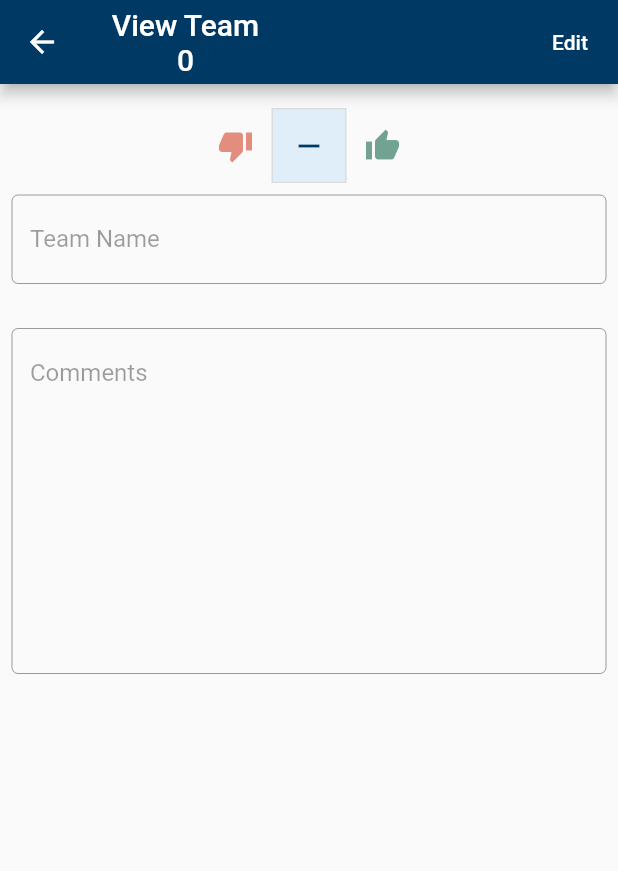
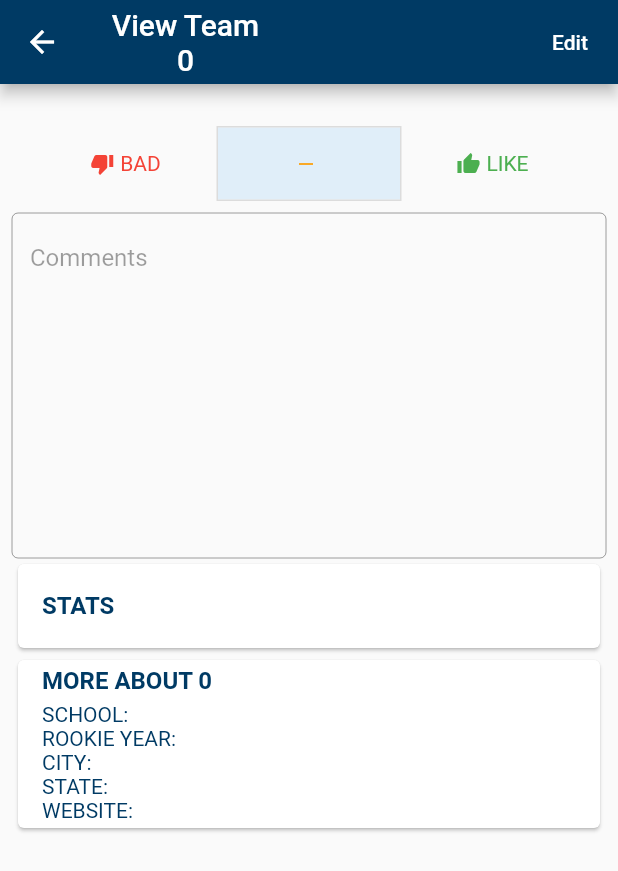
Before and after one commit to caperdue/frcscouting3572, a Flutter app: the ViewTeam screen opened directly with empty values, on a phone screen of 412 x 824 dp. Shown: the top 871 px of the screen. Run offline on Flutter 3.47's test engine with Material 2 defaults, Android fonts, the phone set to English and light mode, and no system bars; our stand-ins replace cloud_firestore, firebase_auth, firebase_core, google_sign_in; accounts and stored records are empty; network calls fail.

Commit message:
Added api support and team creation

```diff
--- a/lib/Models/ScoutTeam.dart
+++ b/lib/Models/ScoutTeam.dart
@@ -1,12 +1,23 @@
 class ScoutTeam {
+  late String createdBy;
   late int number;
   late int likeStatus;
   late String comments;
+  late String eventCode;
+  late int season;
   late dynamic images;
   late Map<String, dynamic>? stats;
-  late String nickname;
+  //late String nickname;
 
-  ScoutTeam({required this.number, required this.nickname, required this.likeStatus, required this.comments, required this.images, required this.stats});
+  ScoutTeam({
+    required this.number,
+    //required this.nickname,
+    required this.likeStatus, required this.comments,
+    required this.images, required this.stats,
+    required this.createdBy,
+    required this.eventCode,
+    required this.season
+  });
 
   Map<String, dynamic> toJson() {
     final Map<String, dynamic> data = Map<String, dynamic>();
@@ -15,7 +26,10 @@ class ScoutTeam {
     data['comments'] = this.comments;
     data['images'] = this.images;
     data['stats'] = this.stats;
-    data['nickname'] = this.nickname;
+   // data['nickname'] = this.nickname;
+    data['createdBy'] = this.createdBy;
+    data['season'] = this.season;
+    data['eventCode'] = this.eventCode;
     return data;
   }
 
@@ -25,6 +39,9 @@ class ScoutTeam {
     comments = json['comments'];
     images = json['images'];
     stats = json['stats'];
-    nickname = json['nickname'];
+   // nickname = json['nickname'];
+    createdBy = json['createdBy'];
+    season = json['season'];
+    eventCode = json['eventCode'];
   }
 }
--- a/lib/Models/Team.dart
+++ b/lib/Models/Team.dart
@@ -2,6 +2,7 @@ class Team {
   late int number;
   late String owner;
   late String code;
+  List<Map<String, dynamic>> lol = [{"hello": 5}];
 
   Team({required this.number, required this.owner, required this.code});
 
@@ -16,6 +17,7 @@ class Team {
     data['number'] = this.number;
     data['owner'] = this.owner;
     data['code'] = this.code;
+    data['lol'] = this.lol;
     return data;
   }
 }
--- a/lib/Views/Settings.dart
+++ b/lib/Views/Settings.dart
@@ -13,6 +13,7 @@ class Settings extends StatelessWidget {
           Navigator.pushReplacementNamed(context, '/');
         }).catchError((error) {
           print('There was an error signing out!');
+          Navigator.pushReplacementNamed(context, '/');
         });
       });
 
--- a/lib/Views/TabScreen.dart
+++ b/lib/Views/TabScreen.dart
@@ -1,4 +1,5 @@
 import 'package:flutter/material.dart';
+import 'package:frcscouting3572/Views/TeamScoutList.dart';
 import 'Scout.dart';
 import 'Settings.dart';
 
@@ -53,7 +54,7 @@ class _TabScreenState extends State<TabScreen> {
           ),
           body: TabBarView(children: [
             Scout(),
-            Text('Tab 2'),
+            Text("Overall stats view"),
             Text('Tab 3'),
             Settings(),
           ])),
--- a/lib/Views/TeamCreation/ViewTeam.dart
+++ b/lib/Views/TeamCreation/ViewTeam.dart
@@ -3,15 +3,18 @@ import 'package:flutter/cupertino.dart';
 import 'package:flutter/material.dart';
 import 'package:frcscouting3572/Constants.dart';
 import 'package:frcscouting3572/Models/ScoutTeam.dart';
+import 'package:frcscouting3572/Network/Auth.dart';
 import 'package:frcscouting3572/Views/Shared/Snackbar.dart';
-//import 'package:frcscouting3572/Views/Shared/RobotImagePicker.dart';
 
 import '../../Network/db.dart' as db;
 
 class ViewTeam extends StatefulWidget {
   final int team;
   final bool newTeam;
-  ViewTeam({required this.team, required this.newTeam});
+  final String? nickname;
+  String? uid;
+  ViewTeam(
+      {required this.team, required this.newTeam, this.uid, this.nickname});
 
   @override
   _ViewTeamState createState() => _ViewTeamState();
@@ -19,10 +22,11 @@ class ViewTeam extends StatefulWidget {
 
 class _ViewTeamState extends State<ViewTeam> {
   var formKey = GlobalKey<FormState>();
+  dynamic teamInfo;
   int likedKey = 1; //Default slider value
-  late bool editMode;
-  DocumentSnapshot? scoutTeamSnapshot; //Capture to do things later
-  TextEditingController nickController = TextEditingController();
+  bool editMode = false;
+  DocumentSnapshot<Map<String, dynamic>>?
+      scoutTeamSnapshot; //Capture to do things later
   TextEditingController commentsController = TextEditingController();
 
   late ScoutTeam
@@ -33,17 +37,6 @@ class _ViewTeamState extends State<ViewTeam> {
     true,
     false
   ]; //Get which one is selected initially
-  final List<Widget> buttons = [
-    Icon(Icons.thumb_down, color: kRed),
-    Icon(
-      Icons.remove,
-      color: kNavy,
-    ),
-    Icon(
-      Icons.thumb_up,
-      color: kGreen,
-    ),
-  ];
 
   @override
   void initState() {
@@ -61,14 +54,16 @@ class _ViewTeamState extends State<ViewTeam> {
   }
 
   void reloadTeamScoutInfo() {
-    db.grabTeam(widget.team).then((team) {
+    try {
+      if (widget.uid != null) {
+        db.grabTeam(widget.uid!).then((team) {
           //Construct object
-      if (team.exists) {
+          if (team!.data()!.isNotEmpty) {
             setState(() {
               scoutTeamSnapshot = team;
-          ScoutTeam initial = new ScoutTeam.fromJson(team.data()!);
+              ScoutTeam initial = new ScoutTeam.fromJson(
+                  team.data()!); //Should only return one document from query
               teamBeforeChanges = initial;
-          nickController.text = initial.nickname;
               commentsController.text = initial.comments;
 
               //Set the like status
@@ -78,9 +73,66 @@ class _ViewTeamState extends State<ViewTeam> {
           }
         });
       }
+    } catch (e) {
+      print("Error reloading info: $e");
+    }
+  }
 
   @override
   Widget build(BuildContext context) {
+    final List<Widget> buttons = [
+      Container(
+          width: (MediaQuery.of(context).size.width - 48) / 3,
+          child: new Row(
+            mainAxisAlignment: MainAxisAlignment.center,
+            children: <Widget>[
+              new Icon(
+                Icons.thumb_down,
+                size: 16.0,
+                color: Colors.red,
+              ),
+              new SizedBox(
+                width: 4.0,
+              ),
+              new Text(
+                "BAD",
+                style: TextStyle(color: Colors.red),
+              )
+            ],
+          )),
+      Container(
+          width: (MediaQuery.of(context).size.width - 48) / 3,
+          child: new Row(
+            mainAxisAlignment: MainAxisAlignment.center,
+            children: <Widget>[
+              new Icon(
+                Icons.remove,
+                size: 16.0,
+                color: Colors.yellow[800],
+              ),
+              new SizedBox(
+                width: 4.0,
+              ),
+              new Text("", style: TextStyle(color: Colors.yellow[800]))
+            ],
+          )),
+      Container(
+          width: (MediaQuery.of(context).size.width - 48) / 3,
+          child: new Row(
+            mainAxisAlignment: MainAxisAlignment.center,
+            children: <Widget>[
+              new Icon(
+                Icons.thumb_up,
+                size: 16.0,
+                color: Colors.green,
+              ),
+              new SizedBox(
+                width: 4.0,
+              ),
+              new Text("LIKE", style: TextStyle(color: Colors.green))
+            ],
+          )),
+    ];
     return Scaffold(
       floatingActionButton: Column(
         children: <Widget>[],
@@ -98,7 +150,7 @@ class _ViewTeamState extends State<ViewTeam> {
                     //No team was created. Just exit.
                     Navigator.pop(context);
                   } else {
-                      nickController.text = teamBeforeChanges.nickname;
+                    //nickController.text = teamBeforeChanges.nickname;
                     commentsController.text = teamBeforeChanges.comments;
                     setLikeStatusToggle(
                         teamBeforeChanges.likeStatus); //Just default
@@ -115,25 +167,38 @@ class _ViewTeamState extends State<ViewTeam> {
           TextButton(
               onPressed: () async {
                 if (this.editMode) {
+                  try {
+                    int season;
+                    String eventCode;
+                    db.user.get().then((user) {
+                      season = user["season"];
+                      eventCode = user["eventCode"];
                       final newTeam = ScoutTeam(
                         number: widget.team,
-                        nickname: nickController.text,
                         likeStatus: likedKey,
                         comments: commentsController.text,
                         images: null,
-                        stats: null);
-                    db.setTeam(widget.team, newTeam.toJson()).then((value) {
+                        stats: null,
+                        createdBy: auth.currentUser!.uid,
+                        season: season,
+                        eventCode: eventCode,
+                      );
+                      db.setTeam(widget.uid, newTeam.toJson()).then((value) {
                         showSnackBar(context, 'Saved successfully!', kGreen);
                         setState(() {
                           this.editMode = !this.editMode;
                         });
                         teamBeforeChanges = newTeam;
-                    }).catchError((error) {
+                      });
+                    }).catchError((e) {
+                      print(e);
+                    });
+                  } catch (e) {
                     showSnackBar(
                         context,
-                          'There was an error while saving. Please try again: $error',
+                        'There was an error while saving. Please try again: $e',
                         kRed);
-                    });
+                  }
                 } else {
                   setState(() {
                     this.editMode = !this.editMode;
@@ -143,18 +208,32 @@ class _ViewTeamState extends State<ViewTeam> {
               child: Text(this.editMode ? 'Save' : 'Edit'))
         ],
       ),
-        body: Padding(
+      body: Stack(
+        children: [
+          if (widget.nickname != null)
+            Row(
+              mainAxisAlignment: MainAxisAlignment.center,
+              children: [
+                Text(widget.nickname!,
+                    textAlign: TextAlign.center,
+                    style: TextStyle(
+                        color: kNavy,
+                        fontWeight: FontWeight.bold,
+                        fontSize: 20)),
+              ],
+            ),
+          Padding(
             padding: const EdgeInsets.fromLTRB(8.0, 8.0, 8.0, 8.0),
             child: Form(
               key: formKey,
+              child: SingleChildScrollView(
                 child: Column(
                   mainAxisAlignment: MainAxisAlignment.start,
                   children: <Widget>[
+                    SizedBox(height: 12),
                     Padding(
                       padding: const EdgeInsets.all(8.0),
-                        child: Row(
-                          mainAxisAlignment: MainAxisAlignment.center,
-                          children: [
+                      child:
                           ToggleButtons(
                             borderColor: Colors.transparent,
                             splashColor: Colors.transparent,
@@ -169,25 +248,7 @@ class _ViewTeamState extends State<ViewTeam> {
                               }
                             },
                           )
-                          ],
                     ),
-                      ),
-                      Column(
-                          crossAxisAlignment: CrossAxisAlignment.start,
-                          children: <Widget>[
-                            TextFormField(
-                              controller: nickController,
-                              decoration: InputDecoration(
-                                labelText: 'Team Name',
-                                enabled: this.editMode,
-                                border: OutlineInputBorder(),
-                              ),
-                            ),
-                          ]),
-                      SizedBox(height: 30),
-                      Column(
-                          crossAxisAlignment: CrossAxisAlignment.start,
-                          children: <Widget>[
                     TextFormField(
                       controller: commentsController,
                       keyboardType: TextInputType.multiline,
@@ -198,8 +259,34 @@ class _ViewTeamState extends State<ViewTeam> {
                         border: OutlineInputBorder(),
                         enabled: this.editMode,
                       ),
+                    ),
+                    Card(
+                      child: ListTile(title: Text("STATS", style:TextStyle(color: kNavy, fontWeight: FontWeight.bold)))
+                    ),
+                    Card(
+                        child: ListTile(
+                            subtitle: Column(
+                              crossAxisAlignment: CrossAxisAlignment.start,
+                              children: <Widget>[
+                                SizedBox(height:5),
+                                Text("SCHOOL:"),
+                                Text("ROOKIE YEAR:" ),
+                                Text("CITY:" ),
+                                Text("STATE:" ),
+                                Text("WEBSITE:"),
+
+                              ],
+                            ),
+                            title: Text(
+                                "MORE ABOUT ${widget.nickname != null ? widget.nickname : widget.team}",
+                                style: TextStyle(color: kNavy, fontWeight: FontWeight.bold)))),
+                  ],
+                ),
+              ),
+            ),
           )
-                          ]),
-                    ]))));
+        ],
+      ),
+    );
   }
 }
--- a/lib/main.dart
+++ b/lib/main.dart
@@ -1,11 +1,10 @@
 import 'package:flutter/material.dart';
 import 'package:firebase_core/firebase_core.dart';
-
 import 'Constants.dart';
-import 'package:cloud_firestore/cloud_firestore.dart';
 import '../Views/Login.dart';
 import '../Views/Landing.dart';
 import '../Views/TabScreen.dart';
+import 'Network/firstAPI.dart' as firstAPI;
 void main() async {
   WidgetsFlutterBinding.ensureInitialized();
   await Firebase.initializeApp();
@@ -21,7 +20,7 @@ class _AppState extends State<App> {
   @override
   void initState() {
     super.initState();
-    FirebaseFirestore.instance.collection('Users').get().then((value) => print(value));
+    firstAPI.getTeamsAtEvent();
   }
 
   @override
--- a/pubspec.yaml
+++ b/pubspec.yaml
@@ -32,6 +32,7 @@ dependencies:
   firebase_auth: ^3.0.1
   google_sign_in: ^5.0.5
   cloud_firestore: ^2.4.0
+  http: ^0.13.3
  # image_picker: ^0.8.4+1
   #video_player: ^2.2.3
 
```
Also changed, not shown: lib/Models/User.dart (+8 -2 lines), lib/Network/db.dart (+50 -7 lines), lib/Network/firstAPI.dart (+31 -0 lines), lib/Views/Landing.dart (+11 -3 lines), lib/Views/PersonalScout.dart (+18 -12 lines), lib/Views/Scout.dart (+14 -3 lines), lib/Views/Shared/TeamCard.dart (+45 -7 lines), lib/Views/TeamScoutList.dart (+21 -43 lines), pubspec.lock, 15 other files. Lines whose indentation alone changed are shown as unchanged.
